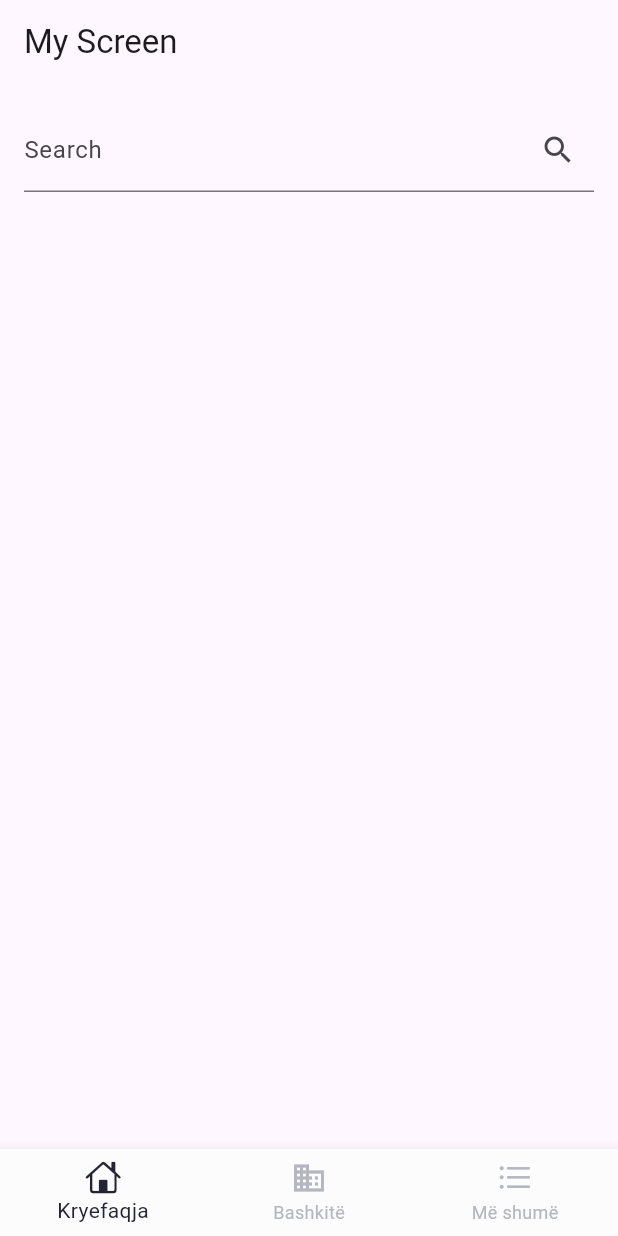
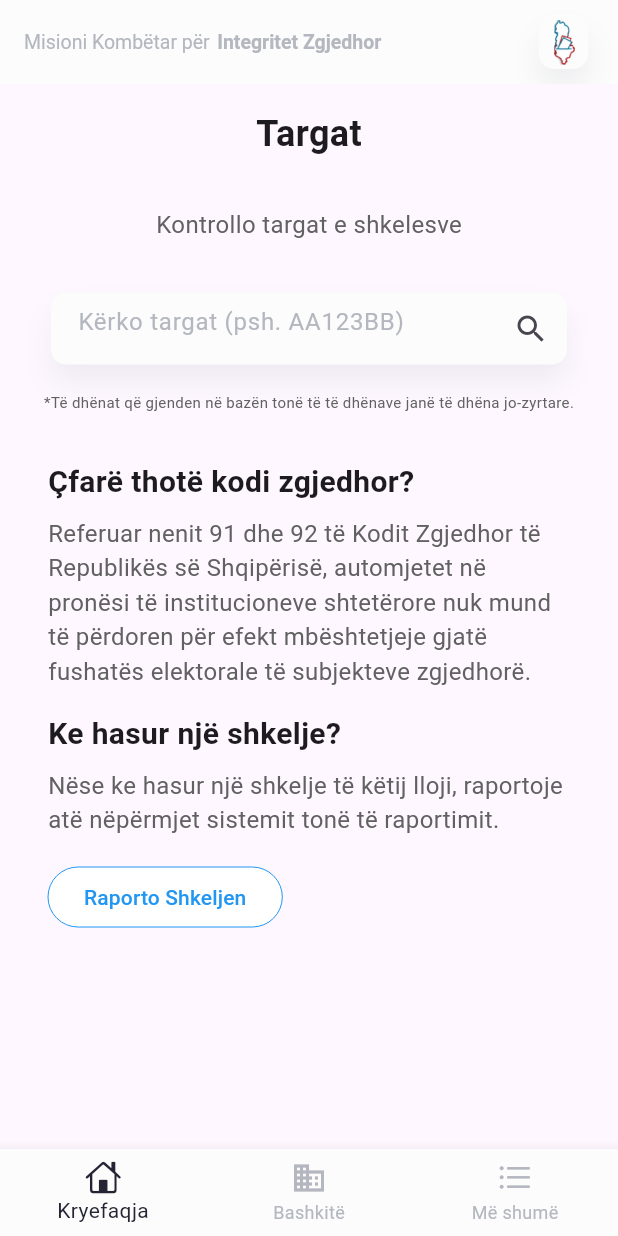
Before and after one commit to kleviss/integritet-zgjedhor-app, a Flutter app: the MoreScreen screen opened by its route, after a tap on "Kontrollo targat", on a phone screen of 412 x 824 dp. Run offline on Flutter 3.47's test engine with Material 2 defaults, Android fonts, the phone set to English and light mode, and no system bars; our stand-ins replace go_router.

Commit message:
🔥 wrap up targat page

```diff
--- a/lib/config/app_router.dart
+++ b/lib/config/app_router.dart
@@ -5,6 +5,7 @@ import 'package:flutter/material.dart';
 import 'package:go_router/go_router.dart';
 import 'package:integriteti_zgjedhor_app/screens/more_screen.dart';
 import 'package:integriteti_zgjedhor_app/screens/my_screen.dart';
+import 'package:integriteti_zgjedhor_app/screens/my_search_screen.dart';
 import 'package:integriteti_zgjedhor_app/screens/root_screen.dart';
 import 'package:integriteti_zgjedhor_app/screens/scaffold_with_bottom_nav.dart';
 import 'package:integriteti_zgjedhor_app/screens/targat_screen.dart';
@@ -32,7 +33,7 @@ final goRouter = GoRouter(
         ),
         GoRoute(
           path: '/targat',
-          builder: (context, state) => const MyScreen(),
+          builder: (context, state) => const MySearchScreen(),
         ),
         GoRoute(
           path: '/shkelesit',
@@ -68,6 +69,15 @@ final goRouter = GoRouter(
             child: MoreScreen(),
           ),
         ),
+        GoRoute(
+          path: '/report',
+          pageBuilder: (context, state) => const NoTransitionPage(
+            child: RootScreen(
+              label: 'RAPORTO',
+              detailsPath: '/report/details',
+            ),
+          ),
+        ),
       ],
     ),
   ],
--- a/lib/screens/home_screen.dart
+++ b/lib/screens/home_screen.dart
@@ -24,7 +24,7 @@ class HomeScreen extends StatelessWidget {
           children: <Widget>[
             EmojiText(),
             const SizedBox(height: 20),
-            //const SearchInput(),
+            const SearchInput(onSubmit: null),
             const CategoryTitle(lT: 'Kategoritë', rT: 'Të gjitha'),
             const CategoriesSection(),
             //const CategoryTitle(lT: 'Kontrollo', rT: 'Më shumë'),
--- /dev/null
+++ b/lib/screens/my_search_screen.dart
@@ -0,0 +1,226 @@
+import 'dart:convert';
+import 'package:flutter/material.dart';
+import 'package:http/http.dart' as http;
+import 'package:integriteti_zgjedhor_app/constants/colors.dart';
+import 'package:integriteti_zgjedhor_app/widgets/info_box.dart';
+import 'package:integriteti_zgjedhor_app/widgets/my_app_bar.dart';
+import 'package:integriteti_zgjedhor_app/widgets/search_input.dart';
+
+class MySearchScreen extends StatefulWidget {
+  const MySearchScreen({Key? key}) : super(key: key);
+
+  @override
+  _MyScreenState createState() => _MyScreenState();
+}
+
+class _MyScreenState extends State<MySearchScreen> {
+  final _searchController = TextEditingController();
+  bool _searchSuccessful = false;
+  List _filteredData = [];
+
+  Future<List> _fetchData() async {
+    final response =
+        await http.get(Uri.parse('https://jsonplaceholder.typicode.com/users'));
+    if (response.statusCode == 200) {
+      final jsonData = jsonDecode(response.body);
+      print(jsonData);
+      return jsonData;
+    } else {
+      throw Exception('Failed to fetch data');
+    }
+  }
+
+  _submitSearch(value) async {
+    if (value.isEmpty) {
+      return;
+    }
+
+    final data = await _fetchData();
+    print('data: $data');
+    final filteredData = data
+        .where(
+            (item) => item['name'].toLowerCase().contains(value.toLowerCase()))
+        .toList();
+    print('filteredData: $filteredData');
+    setState(() {
+      _searchSuccessful = true;
+      _filteredData = filteredData;
+    });
+  }
+
+  @override
+  void dispose() {
+    _searchController.dispose();
+    super.dispose();
+  }
+
+  @override
+  Widget build(BuildContext context) {
+    return Scaffold(
+      appBar: const MyAppBar(),
+      body: SingleChildScrollView(
+        child: Column(
+          crossAxisAlignment: CrossAxisAlignment.stretch,
+          children: [
+            Container(
+              alignment: Alignment.center,
+              padding: const EdgeInsets.all(16.0),
+              child: const Text(
+                'Targat',
+                style: TextStyle(
+                  fontSize: 24.0,
+                  fontWeight: FontWeight.bold,
+                ),
+              ),
+            ),
+            Container(
+              padding: const EdgeInsets.all(16.0),
+              child: Column(
+                children: [
+                  Text(
+                    'Kontrollo targat e shkelesve',
+                    style: TextStyle(
+                      fontSize: 16.0,
+                      color: Colors.grey.shade700,
+                    ),
+                  ),
+                  const SizedBox(height: 16.0),
+                  Padding(
+                    padding: const EdgeInsets.all(18.0),
+                    child: Container(
+                      width: MediaQuery.of(context).size.width,
+                      padding: const EdgeInsets.only(left: 18),
+                      decoration: BoxDecoration(
+                        color: kBackground,
+                        borderRadius: BorderRadius.circular(10),
+                        boxShadow: [
+                          BoxShadow(
+                            color: kFontLight.withOpacity(0.2),
+                            offset: const Offset(0, 12),
+                            blurRadius: 16,
+                          ),
+                        ],
+                      ),
+                      child: TextField(
+                        controller: _searchController,
+                        decoration: InputDecoration(
+                          border: InputBorder.none,
+                          hintText: 'Kërko targat (psh. AA123BB)',
+                          hintStyle: const TextStyle(color: kFontLight),
+                          suffixIcon: IconButton(
+                            icon: const Icon(Icons.search),
+                            onPressed: () =>
+                                _submitSearch(_searchController.text),
+                          ),
+                        ),
+                      ),
+                    ),
+                  ),
+                  Text(
+                    '*Të dhënat që gjenden në bazën tonë të të dhënave janë të dhëna jo-zyrtare.',
+                    style: TextStyle(
+                      fontSize: 10.0,
+                      color: Colors.grey.shade700,
+                    ),
+                  ),
+                  if (!_searchSuccessful && !_filteredData.isNotEmpty)
+                    Column(children: const [
+                      SizedBox(height: 16.0),
+                      InfoBox(
+                        title: 'Çfarë thotë kodi zgjedhor?',
+                        subtitle:
+                            'Referuar nenit 91 dhe 92 të Kodit Zgjedhor të Republikës së Shqipërisë, automjetet në pronësi të institucioneve shtetërore nuk mund të përdoren për efekt mbështetjeje gjatë fushatës elektorale të subjekteve zgjedhorë.',
+                        secondaryTitle: 'Ke hasur një shkelje?',
+                        secondarySubtitle:
+                            'Nëse ke hasur një shkelje të këtij lloji, raportoje atë nëpërmjet sistemit tonë të raportimit.',
+                        buttonText: 'Raporto Shkeljen',
+                        goToPath: '/report',
+                      )
+                    ]),
+                ],
+              ),
+            ),
+            if (_searchSuccessful && _filteredData.isNotEmpty)
+              Container(
+                padding: const EdgeInsets.all(16.0),
+                child: Column(
+                  crossAxisAlignment: CrossAxisAlignment.start,
+                  children: [
+                    const Center(
+                      child: Text(
+                        'Rezultatet e kërkimit',
+                        style: TextStyle(
+                          fontSize: 24.0,
+                          fontWeight: FontWeight.bold,
+                        ),
+                      ),
+                    ),
+                    const SizedBox(height: 6.0),
+                    Center(
+                      child: Text(
+                        'Targa "${_searchController.text}" u gjend në:',
+                        style: TextStyle(
+                          fontSize: 16.0,
+                          color: Colors.grey.shade700,
+                        ),
+                      ),
+                    ),
+                    const SizedBox(height: 26.0),
+                    ListView.builder(
+                      shrinkWrap: true,
+                      physics: const NeverScrollableScrollPhysics(),
+                      itemCount: _filteredData.length,
+                      itemBuilder: (context, index) {
+                        final item = _filteredData[index];
+                        return ListTile(
+                          title: Text(item['name']),
+                          subtitle: Text(item['email']),
+                        );
+                      },
+                    ),
+                    const SizedBox(height: 16.0),
+                    const InfoBox(
+                      title: 'Çfarë thotë kodi zgjedhor?',
+                      subtitle:
+                          'Referuar nenit 91 dhe 92 të Kodit Zgjedhor të Republikës së Shqipërisë, automjetet në pronësi të institucioneve shtetërore nuk mund të përdoren për efekt mbështetjeje gjatë fushatës elektorale të subjekteve zgjedhorë.',
+                      secondaryTitle: 'Ke hasur një shkelje?',
+                      secondarySubtitle:
+                          'Nëse ke hasur një shkelje të këtij lloji, raportoje atë nëpërmjet sistemit tonë të raportimit.',
+                      buttonText: 'Raporto Shkeljen',
+                      goToPath: '/report',
+                    ),
+                  ],
+                ),
+              ),
+            if (_searchSuccessful && _filteredData.isEmpty)
+              Container(
+                padding: const EdgeInsets.all(16.0),
+                child: Column(
+                  children: [
+                    Text(
+                      'Targa "${_searchController.text}" nuk u gjend',
+                      style: TextStyle(
+                        fontSize: 16.0,
+                        color: Colors.grey.shade700,
+                      ),
+                    ),
+                    const SizedBox(height: 16.0),
+                    const InfoBox(
+                      title: 'Çfarë thotë kodi zgjedhor?',
+                      subtitle:
+                          'Referuar nenit 91 dhe 92 të Kodit Zgjedhor të Republikës së Shqipërisë, automjetet në pronësi të institucioneve shtetërore nuk mund të përdoren për efekt mbështetjeje gjatë fushatës elektorale të subjekteve zgjedhorë.',
+                      secondaryTitle: 'Ke hasur një shkelje?',
+                      secondarySubtitle:
+                          'Nëse ke hasur një shkelje të këtij lloji, raportoje atë nëpërmjet sistemit tonë të raportimit.',
+                      buttonText: 'Raporto Shkeljen',
+                      goToPath: '/report',
+                    ),
+                  ],
+                ),
+              ),
+          ],
+        ),
+      ),
+    );
+  }
+}
--- /dev/null
+++ b/lib/widgets/info_box.dart
@@ -0,0 +1,85 @@
+import 'package:flutter/cupertino.dart';
+import 'package:flutter/material.dart';
+import 'package:go_router/go_router.dart';
+
+class InfoBox extends StatelessWidget {
+  final String title;
+  final String subtitle;
+  final String? secondaryTitle;
+  final String? secondarySubtitle;
+  final String buttonText;
+  final String goToPath;
+
+  const InfoBox({
+    Key? key,
+    required this.title,
+    required this.subtitle,
+    this.secondaryTitle,
+    this.secondarySubtitle,
+    required this.buttonText,
+    required this.goToPath,
+  }) : super(key: key);
+
+  @override
+  Widget build(BuildContext context) {
+    return Padding(
+      padding: const EdgeInsets.all(16.0),
+      child: Column(
+        crossAxisAlignment: CrossAxisAlignment.start,
+        children: [
+          Text(
+            title,
+            style: const TextStyle(
+              fontSize: 20.0,
+              fontWeight: FontWeight.bold,
+            ),
+          ),
+          const SizedBox(height: 8.0),
+          Text(
+            subtitle,
+            style: TextStyle(
+              fontSize: 16.0,
+              color: Colors.grey.shade700,
+            ),
+          ),
+          if (secondaryTitle != null && secondarySubtitle != null)
+            Column(
+              crossAxisAlignment: CrossAxisAlignment.start,
+              children: [
+                const SizedBox(height: 16.0),
+                Text(
+                  secondaryTitle!,
+                  style: const TextStyle(
+                    fontSize: 20.0,
+                    fontWeight: FontWeight.bold,
+                  ),
+                ),
+                const SizedBox(height: 8.0),
+                Text(
+                  secondarySubtitle!,
+                  style: TextStyle(
+                    fontSize: 16.0,
+                    color: Colors.grey.shade700,
+                  ),
+                ),
+              ],
+            ),
+          const SizedBox(height: 16.0),
+          OutlinedButton(
+              onPressed: () => context.go(goToPath),
+              style: ButtonStyle(
+                backgroundColor: MaterialStateProperty.all(Colors.white),
+                foregroundColor: MaterialStateProperty.all(Colors.blue),
+                side: MaterialStateProperty.all(
+                  const BorderSide(
+                    color: Colors.blue,
+                    width: 0.0,
+                  ),
+                ),
+              ),
+              child: Text(buttonText)),
+        ],
+      ),
+    );
+  }
+}
```
Also changed, not shown: lib/screens/my_screen.dart (+74 -62 lines).
